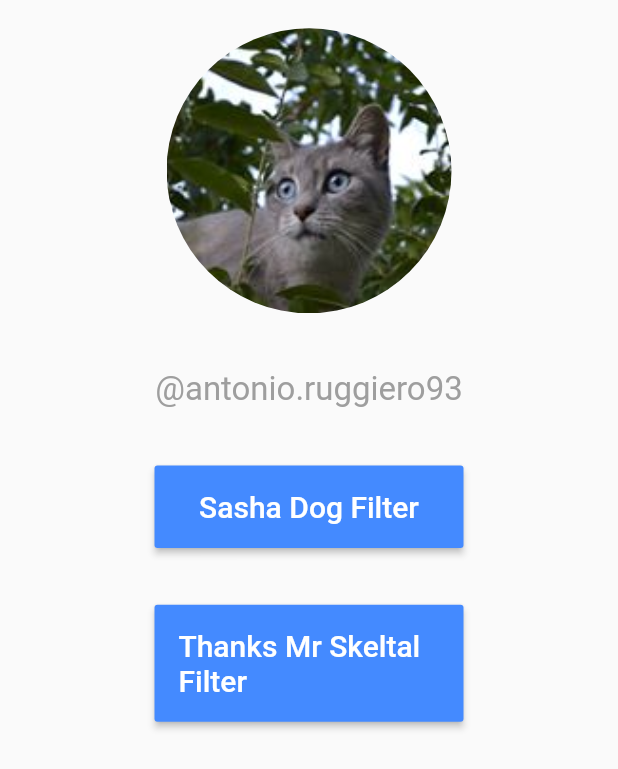
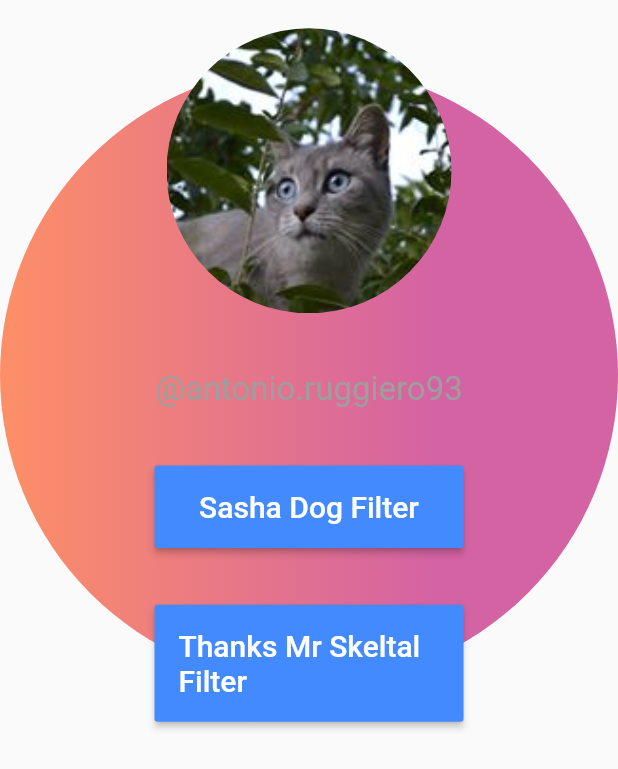
Before and after one commit to BattlefieldNoob/Antonio.Ruggiero-FlutterWeb, a Flutter app: the screen it shows after launch, on a phone screen of 412 x 824 dp. Shown: the top 769 px of the screen. Run offline on Flutter 3.47's test engine with Material 2 defaults, Android fonts, the light colour scheme and no system bars; missing offline and left inert: dart:html.

Commit message:
update flutter version, small fix page

```diff
--- a/lib/main.dart
+++ b/lib/main.dart
@@ -56,8 +56,18 @@ class _MyHomePageState extends State<MyHomePage> {
     // The Flutter framework has been optimized to make rerunning build methods
     // fast, so that you can just rebuild anything that needs updating rather
     // than having to individually change instances of widgets.
+    final boxDecoration = BoxDecoration(
+      shape: BoxShape.circle,
+        gradient: LinearGradient(colors: [
+      Color.fromRGBO(253, 143, 103, 255),
+      Color.fromRGBO(212, 99, 163, 255)
+    ], stops: [
+      0.0,
+      0.7
+    ]));
     return Scaffold(
       body: Container(
+        decoration: boxDecoration,
         height: 500,
         child: Center(
           child: Column(
```
Also changed, not shown: pubspec.lock.
